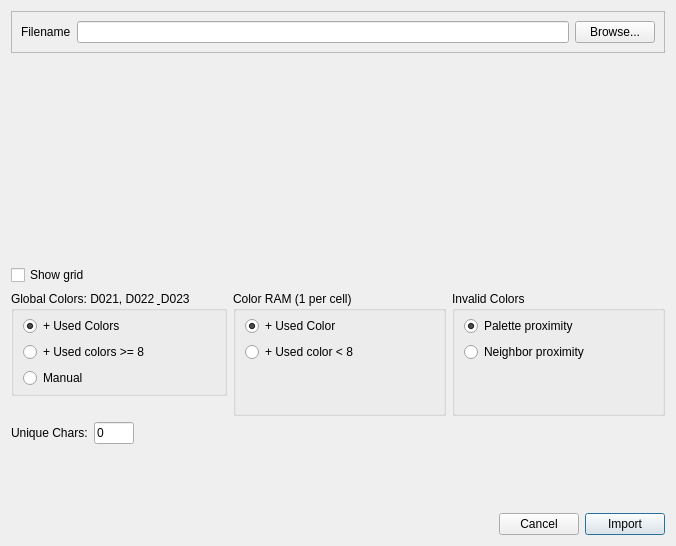
The window that src/importkoaladialog.ui (ricardoquesada/vchar64) describes before a commit, drawn with Qt 5.
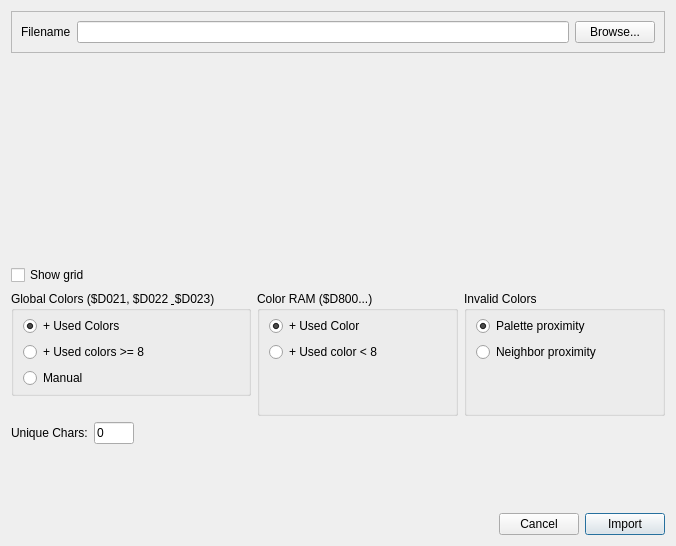
The same window after the commit. Custom widgets are drawn as their Qt base class.

What changed in the file:
```diff
--- a/src/importkoaladialog.ui
+++ b/src/importkoaladialog.ui
@@ -82,7 +82,7 @@
      <item row="0" column="0">
       <widget class="QGroupBox" name="groupBox">
        <property name="title">
-        <string>Global Colors: D021, D022 &amp; D023</string>
+        <string>Global Colors ($D021, $D022 &amp; $D023)</string>
        </property>
        <layout class="QVBoxLayout" name="verticalLayout_5">
         <property name="topMargin">
@@ -164,7 +164,7 @@
      <item row="0" column="1" rowspan="2">
       <widget class="QGroupBox" name="groupBox_2">
        <property name="title">
-        <string>Color RAM (1 per cell)</string>
+        <string>Color RAM ($D800...)</string>
        </property>
        <layout class="QVBoxLayout" name="verticalLayout_3">
         <property name="topMargin">
```
Left out of the diff: 7 changed lines with no effect on the pictures.
